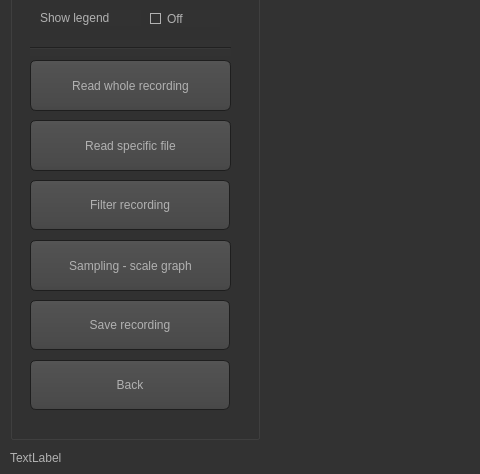
PCSchool/demonstrator, file analysisdialog.ui: the form before one commit; both pictures show x 0 to 480 and y 160 to 634 of the 1091 by 634 pixel window.
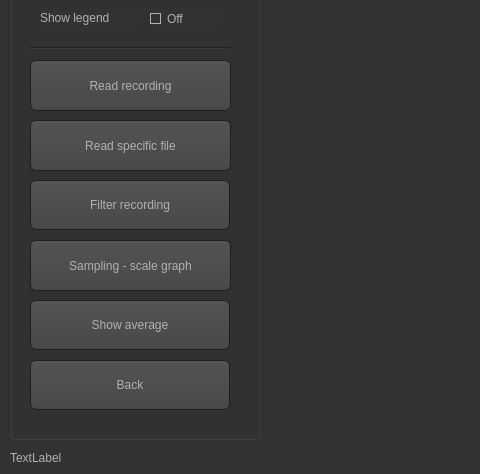
The form after the commit. Icons and pictures are not drawn. Custom widgets are drawn as their Qt base class.

Commit message: analysisdialog filter chebyshev

What changed in the file:
```diff
--- a/analysisdialog.ui
+++ b/analysisdialog.ui
@@ -595,7 +595,7 @@
      </font>
     </property>
     <property name="text">
-     <string>Read whole recording</string>
+     <string>Read recording</string>
     </property>
    </widget>
    <widget class="QPushButton" name="btnReadSpecificFile">
@@ -697,7 +697,7 @@
      </font>
     </property>
     <property name="text">
-     <string>Save recording</string>
+     <string>Show average</string>
     </property>
    </widget>
    <widget class="QPushButton" name="btnScaleGraph">
```
Left out of the diff: 2 changed lines with no effect on the pictures. The commit also changes 2 other files.
